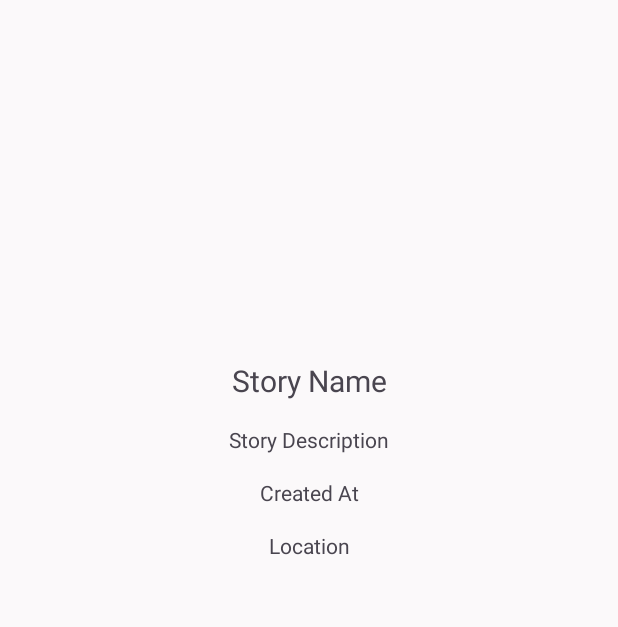
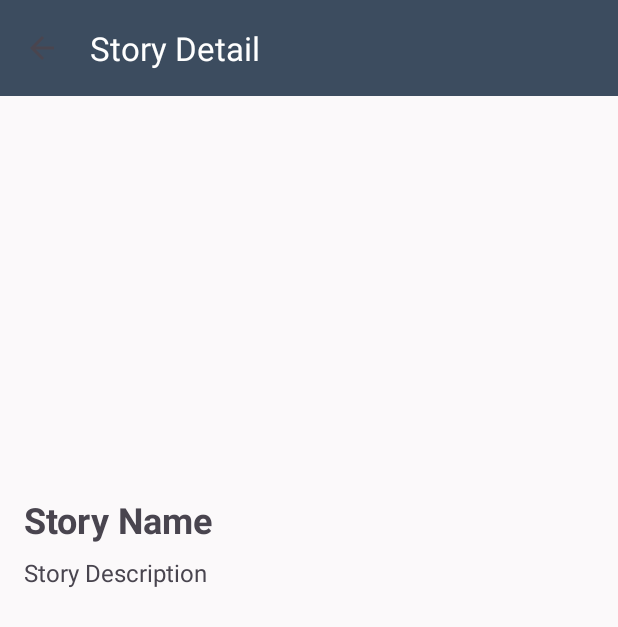
Before and after one commit to romiyusnandar/story_app, an Android app: the DetailActivity screen opened directly, with no data from a screen before it, on a phone screen of 412 x 824 dp. Shown: the top 627 px of the screen. Run offline under Robolectric (Android 15) with nearby library versions, the phone set to English and light mode, and no system bars; pictures from the network do not load.

Commit message:
Improve main and detail

```diff
--- a/app/src/main/java/com/koaladev/storryapp/ui/view/DetailActivity.kt
+++ b/app/src/main/java/com/koaladev/storryapp/ui/view/DetailActivity.kt
@@ -6,6 +6,7 @@ import androidx.appcompat.app.AppCompatActivity
 import androidx.core.view.ViewCompat
 import androidx.core.view.WindowInsetsCompat
 import com.bumptech.glide.Glide
+import com.google.android.material.appbar.MaterialToolbar
 import com.koaladev.storryapp.R
 import com.koaladev.storryapp.data.response.ListStoryItem
 import com.koaladev.storryapp.databinding.ActivityDetailBinding
@@ -13,31 +14,34 @@ import com.koaladev.storryapp.databinding.ActivityDetailBinding
 class DetailActivity : AppCompatActivity() {
 
     private lateinit var binding: ActivityDetailBinding
+    private lateinit var toolbar: MaterialToolbar
     companion object {
         const val EXTRA_STORY = "extra_story"
     }
 
     override fun onCreate(savedInstanceState: Bundle?) {
         super.onCreate(savedInstanceState)
-        enableEdgeToEdge()
         binding = ActivityDetailBinding.inflate(layoutInflater)
         setContentView(binding.root)
 
-        ViewCompat.setOnApplyWindowInsetsListener(binding.root) { v, insets ->
-            val systemBars = insets.getInsets(WindowInsetsCompat.Type.systemBars())
-            v.setPadding(systemBars.left, systemBars.top, systemBars.right, systemBars.bottom)
-            insets
-        }
+        toolbar = binding.toolbar
+        setSupportActionBar(toolbar)
+
+        supportActionBar?.setDisplayHomeAsUpEnabled(true)
+        supportActionBar?.setDisplayShowHomeEnabled(true)
 
         val story = intent.getParcelableExtra<ListStoryItem>(EXTRA_STORY)
         story?.let {
             Glide.with(this)
                 .load(it.photoUrl)
-                .into(binding.iv)
+                .into(binding.ivStory)
             binding.tvStoryName.text = it.name
             binding.tvStoryDescription.text = it.description
-            binding.tvStoryCreatedAt.text = it.createdAt
-            binding.tvStoryLocation.text = "Lat: ${it.lat}, Lon: ${it.lon}"
         }
     }
+
+    override fun onSupportNavigateUp(): Boolean {
+        onBackPressed()
+        return true
+    }
 }
--- a/app/src/main/res/layout/activity_detail.xml
+++ b/app/src/main/res/layout/activity_detail.xml
@@ -1,55 +1,78 @@
 <?xml version="1.0" encoding="utf-8"?>
-<androidx.constraintlayout.widget.ConstraintLayout xmlns:android="http://schemas.android.com/apk/res/android"
+<androidx.constraintlayout.widget.ConstraintLayout
+    xmlns:android="http://schemas.android.com/apk/res/android"
     xmlns:app="http://schemas.android.com/apk/res-auto"
     xmlns:tools="http://schemas.android.com/tools"
     android:layout_width="match_parent"
     android:layout_height="match_parent"
     tools:context="ui.view.DetailActivity">
+
+    <com.google.android.material.appbar.AppBarLayout
+        android:id="@+id/appBarLayout"
+        android:layout_width="match_parent"
+        android:layout_height="wrap_content"
+        app:layout_constraintTop_toTopOf="parent">
+
+        <com.google.android.material.appbar.MaterialToolbar
+            android:id="@+id/toolbar"
+            android:layout_width="match_parent"
+            android:layout_height="?attr/actionBarSize"
+            android:background="?attr/colorPrimaryContainer"
+            app:title="Story Detail"
+            app:titleTextColor="?attr/colorOnPrimary"/>
+
+    </com.google.android.material.appbar.AppBarLayout>
+
+    <androidx.core.widget.NestedScrollView
+        android:layout_width="match_parent"
+        android:layout_height="0dp"
+        android:fillViewport="true"
+        app:layout_constraintTop_toBottomOf="@id/appBarLayout"
+        app:layout_constraintBottom_toBottomOf="parent">
+
+        <androidx.constraintlayout.widget.ConstraintLayout
+            android:layout_width="match_parent"
+            android:layout_height="wrap_content">
+
             <ImageView
-        android:id="@+id/iv"
+                android:id="@+id/ivStory"
                 android:layout_width="0dp"
-        android:layout_height="200dp"
-        android:layout_marginTop="20dp"
+                android:layout_height="250dp"
+                android:scaleType="centerCrop"
+                android:contentDescription="Story Image"
                 app:layout_constraintEnd_toEndOf="parent"
                 app:layout_constraintStart_toStartOf="parent"
-        app:layout_constraintTop_toTopOf="parent"
-        android:scaleType="centerCrop"
-        android:contentDescription="Story Image"/>
+                app:layout_constraintTop_toTopOf="parent" />
+
             <TextView
                 android:id="@+id/tvStoryName"
-        android:layout_width="wrap_content"
+                android:layout_width="0dp"
                 android:layout_height="wrap_content"
                 android:text="Story Name"
-        android:textSize="20sp"
-        app:layout_constraintTop_toBottomOf="@+id/iv"
+                android:textSize="24sp"
+                android:textStyle="bold"
+                android:layout_marginStart="16dp"
+                android:layout_marginEnd="16dp"
+                android:layout_marginTop="16dp"
+                app:layout_constraintTop_toBottomOf="@id/ivStory"
+                app:layout_constraintStart_toStartOf="parent"
+                app:layout_constraintEnd_toEndOf="parent"/>
+
+            <TextView
+                android:id="@+id/tvStoryDescription"
+                android:layout_width="0dp"
+                android:layout_height="wrap_content"
+                android:text="Story Description"
+                android:textSize="16sp"
+                android:layout_marginStart="16dp"
+                android:layout_marginEnd="16dp"
+                android:layout_marginTop="8dp"
                 app:layout_constraintStart_toStartOf="parent"
                 app:layout_constraintEnd_toEndOf="parent"
-        android:layout_marginTop="20dp"/>
-    <TextView
-        android:id="@+id/tvStoryDescription"
-        android:layout_width="wrap_content"
-        android:layout_height="wrap_content"
-        android:text="Story Description"
-        app:layout_constraintTop_toBottomOf="@+id/tvStoryName"
-        app:layout_constraintStart_toStartOf="parent"
-        app:layout_constraintEnd_toEndOf="parent"
-        android:layout_marginTop="16dp"/>
-    <TextView
-        android:id="@+id/tvStoryCreatedAt"
-        android:layout_width="wrap_content"
-        android:layout_height="wrap_content"
-        android:text="Created At"
-        app:layout_constraintTop_toBottomOf="@+id/tvStoryDescription"
-        app:layout_constraintStart_toStartOf="parent"
-        app:layout_constraintEnd_toEndOf="parent"
-        android:layout_marginTop="16dp"/>
-    <TextView
-        android:id="@+id/tvStoryLocation"
-        android:layout_width="wrap_content"
-        android:layout_height="wrap_content"
-        android:text="Location"
-        app:layout_constraintTop_toBottomOf="@+id/tvStoryCreatedAt"
-        app:layout_constraintStart_toStartOf="parent"
-        app:layout_constraintEnd_toEndOf="parent"
-        android:layout_marginTop="16dp"/>
+                app:layout_constraintTop_toBottomOf="@+id/tvStoryName" />
+
         </androidx.constraintlayout.widget.ConstraintLayout>
+
+    </androidx.core.widget.NestedScrollView>
+
+</androidx.constraintlayout.widget.ConstraintLayout>
```
Also changed, not shown: app/src/main/java/com/koaladev/storryapp/ui/view/MainActivity.kt (+15 -6 lines), app/src/main/res/layout/activity_main.xml (+47 -27 lines), app/src/main/res/layout/item_view_story.xml (+6 -3 lines). Lines whose indentation alone changed are shown as unchanged.
